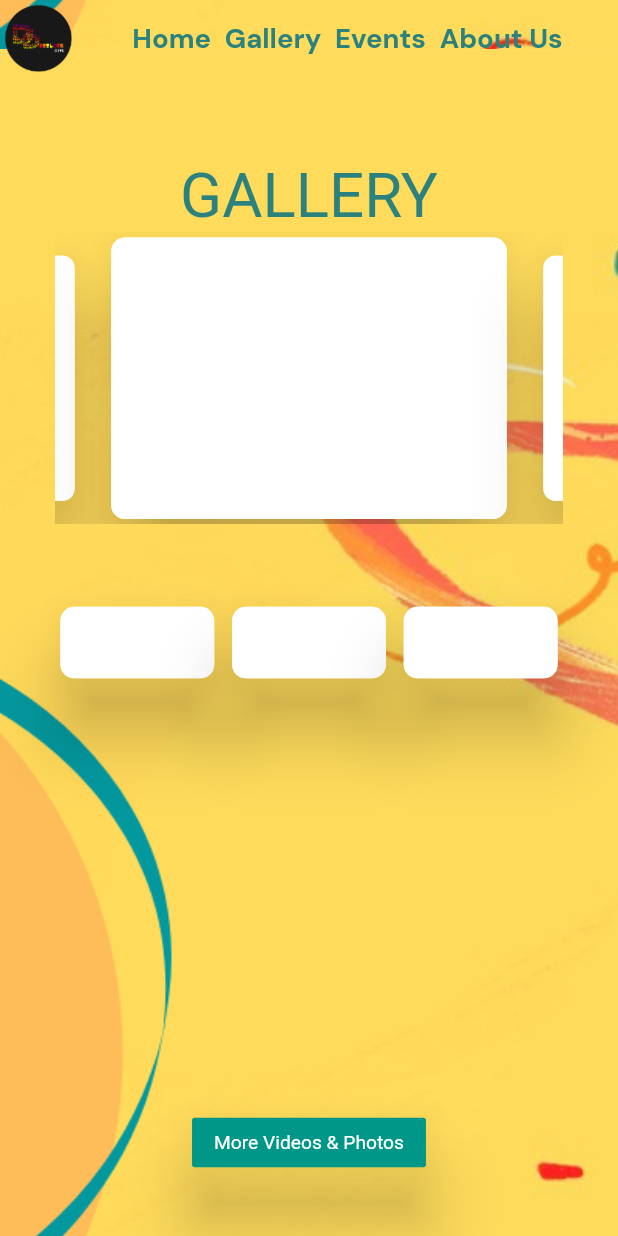
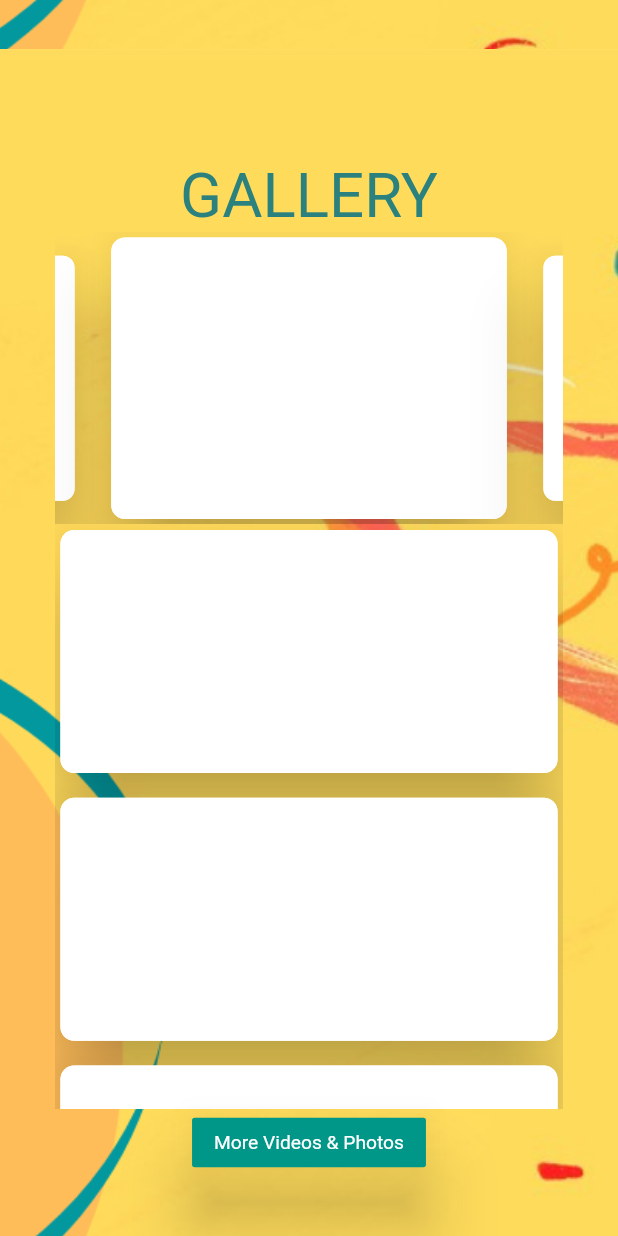
Before and after one commit to IIITG-Open-Source/Dance-Club, a Flutter app: the screen it shows after launch, scrolled down 576 dp, on a phone screen of 412 x 824 dp. Run offline on Flutter 3.47's test engine with Material 2 defaults, Android fonts, the phone set to English and light mode, and no system bars; drawn by our look-alikes of carousel_slider; our stand-ins replace google_fonts, responsive_builder, responsive_framework; missing offline and left inert: flutter_insta.

Commit message:
gallery created (mobile ui)

```diff
--- a/lib/Screens/HomePage.dart
+++ b/lib/Screens/HomePage.dart
@@ -5,6 +5,7 @@
 import 'package:flutter/cupertino.dart';
 import 'package:flutter/material.dart';
 import 'package:google_fonts/google_fonts.dart';
+import 'package:responsive_builder/responsive_builder.dart';
 class HomePage extends StatefulWidget {
   const HomePage({Key key}) : super(key: key);
 
@@ -17,9 +18,13 @@
 
   @override
   Widget build(BuildContext context) {
+    return ResponsiveBuilder(
+      builder: (context, sizing) {
+        if(sizing.isDesktop)
+          {
             return Scaffold(
               extendBodyBehindAppBar: true,
-      appBar: AppBar(
+              appBar:AppBar(
                 backgroundColor: Colors.transparent,
                 title: Row(
                   mainAxisAlignment: MainAxisAlignment.center,
@@ -52,6 +57,41 @@
               ),
             );
           }
+        if(sizing.isMobile)
+          {
+            return Scaffold(
+           /*   extendBodyBehindAppBar: true,*/
+              backgroundColor: Colors.black,
+              extendBody: true,
+              drawer: Drawer(
+                child: ListView(
+                  children: [
+                    AppbarButton(p1: p1, title: "Home",pgNumber: 0,),
+                    SizedBox(width: 10,),
+                    AppbarButton(p1: p1, title: "Gallery",pgNumber: 1,),
+                    SizedBox(width: 10,),
+                    AppbarButton(p1: p1, title: "Events",pgNumber: 2,),
+                    SizedBox(width: 10,),
+                    AppbarButton(p1: p1, title: "About Us",pgNumber: 3,),
+                  ],
+                ),
+              ),
+              body: PageView(
+                controller:p1,
+                scrollDirection: Axis.vertical,
+                children:[
+                  FirstPage(),
+                  SecondPage(),
+                  ThirdPage(),
+                  FourthPage(),
+                ],
+              ),
+            );
+          }
+       return CircularProgressIndicator();
+      }
+    );
+  }
 }
 
 class AppbarButton extends StatelessWidget {
--- a/lib/Screens/secondpage.dart
+++ b/lib/Screens/secondpage.dart
@@ -4,6 +4,7 @@
 import 'package:flutter/services.dart';
 import 'package:google_fonts/google_fonts.dart';
 import 'package:flutter_insta/flutter_insta.dart';
+import 'package:responsive_builder/responsive_builder.dart';
 
 class SecondPage extends StatefulWidget {
   const SecondPage({Key key}) : super(key: key);
@@ -32,7 +33,12 @@
   Widget build(BuildContext context) {
     return
       Scaffold(
-        body: Container(
+        body:ResponsiveBuilder(
+          builder: (BuildContext, sizing)
+          {
+            if(sizing.isDesktop)
+              {
+               return Container(
           width: double.infinity,
           height: double.infinity,
           decoration: BoxDecoration(
@@ -92,13 +98,6 @@
                             MediaContainer(),
                             MediaContainer(),
                             MediaContainer(),
-                           // MediaContainer(),
-                           /* MediaContainer(),
-                            MediaContainer(),
-                            MediaContainer(),
-                            MediaContainer(),
-                            MediaContainer(),
-                            MediaContainer(),*/
                           ],
                       ),
                     ),
@@ -116,9 +115,93 @@
               )
             ),
           )
-        ),
+        );
+              }
+            if(sizing.isMobile)
+              {
+                return Container(
+                  width: double.infinity,
+                  height: double.infinity,
+                  decoration: BoxDecoration(
+                    image: DecorationImage(
+                      image: AssetImage("images/background.png"),
+                      fit: BoxFit.cover,
+                    ),
+                  ),
+                  child: Padding(
+                    padding:  EdgeInsets.only(top: 40,left: 20,right: 20),
+                    child: Center(
+                        child: Padding(
+                          padding:  EdgeInsets.only(top: 40,left: 20,right: 20),
+                          child: Column(
+                            children: [
+                              Text("GALLERY",style: Theme.of(context).textTheme.headline3.copyWith(color: Color(0xFF2A817D)),),
+                              Expanded(
+                                flex: 1,
+                                child: Container(
+                                  width: double.infinity,
+                                  height: 300,
+                                  decoration: BoxDecoration(
+                                      borderRadius: BorderRadius.circular(10),
+                                      color: Colors.transparent
+                                  ),
+                                  child: CarouselSlider(
+                                      items: [
+                                        MediaContainer2(),
+                                        MediaContainer2(),
+                                        MediaContainer2(),
+                                        MediaContainer2(),
+                                        MediaContainer2(),
+                                        MediaContainer2(),
+                                      ], options: CarouselOptions(
+                                    autoPlayCurve: Curves.elasticInOut,
+                                    autoPlayInterval: Duration(seconds: 3),
+                                    autoPlayAnimationDuration: Duration(seconds: 2),
+                                    autoPlay: true,
+                                    aspectRatio: 1,
+                                    enlargeCenterPage:true,
+                                    scrollDirection: Axis.horizontal,
+                                    initialPage: 0,
+                                    enableInfiniteScroll: true,
+                                  )),
+                                ),
+                              ),
+                              Expanded(
+                                flex: 2,
+                                child: GridView.count(
+                                  crossAxisCount: 1,
+                                  crossAxisSpacing: 5,
+                                  mainAxisSpacing: 10,
+                                  addAutomaticKeepAlives: true,
+                                  addRepaintBoundaries: true,
+                                  childAspectRatio: 4/2,
+                                  children: [
+                                    MediaContainer(),
+                                    MediaContainer(),
+                                    MediaContainer(),
+                                  ],
+                                ),
+                              ),
+                              Padding(
+                                padding: EdgeInsets.only(bottom: 80),
+                                child: RaisedButton(
+                                  elevation: 20,
+                                  color: Colors.teal,
+                                  onPressed: (){},
+                                  child: Text("More Videos & Photos",style: Theme.of(context).textTheme.bodyText2.copyWith(color: Colors.white),),
+                                ),
+                              )
+                            ],
+                          ),
+                        )
+                    ),
+                  ),
+                );
+              }
+            return CircularProgressIndicator();
+          },
+        )
       );
-
   }
 }
 
--- a/lib/main.dart
+++ b/lib/main.dart
@@ -41,7 +41,7 @@
             breakpoints: [
               ResponsiveBreakpoint.resize(450, name: MOBILE),
               ResponsiveBreakpoint.autoScale(800, name: TABLET),
-              ResponsiveBreakpoint.autoScale(1000, name: TABLET),
+              ResponsiveBreakpoint.autoScale(1200, name: TABLET),
               ResponsiveBreakpoint.resize(1200, name: DESKTOP),
               ResponsiveBreakpoint.autoScale(2460, name: "4K"),
             ],
```
Lines whose indentation alone changed are shown as unchanged.
